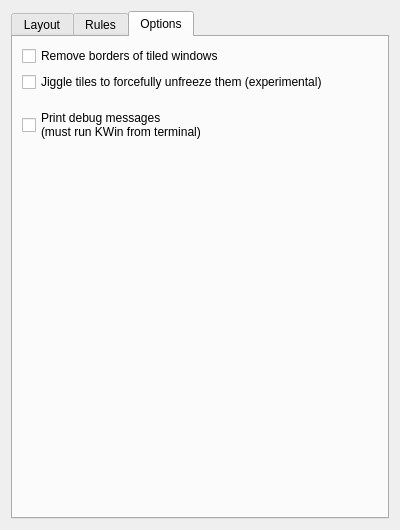
Before: the Qt Designer form res/config.ui in Bismuth-Forge/bismuth, drawn with Qt 5.
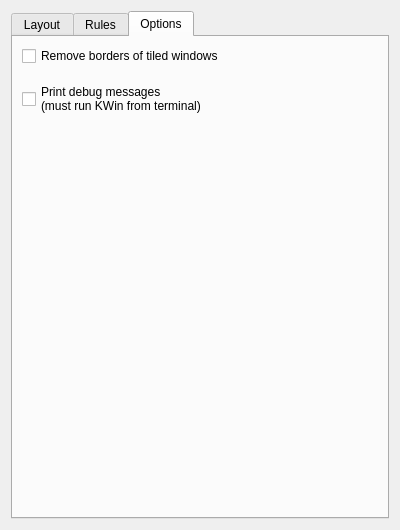
After: the same form once the commit is applied. The open tabs and pages were chosen to show the change.

Commit message:
remove tile jiggling hack
This became obsolete as window freezing problem is mostly solved by delaying
tile size enforcement.

The edit to the form file:
```diff
--- a/res/config.ui
+++ b/res/config.ui
@@ -274,13 +274,6 @@
          </property>
         </widget>
        </item>
-       <item>
-        <widget class="QCheckBox" name="kcfg_jiggleTiles">
-         <property name="text">
-          <string>Jiggle tiles to forcefully unfreeze them (experimental)</string>
-         </property>
-        </widget>
-       </item>
        <item>
         <spacer name="debugSpacer">
          <property name="orientation">
```
The commit also changes 4 other files.
